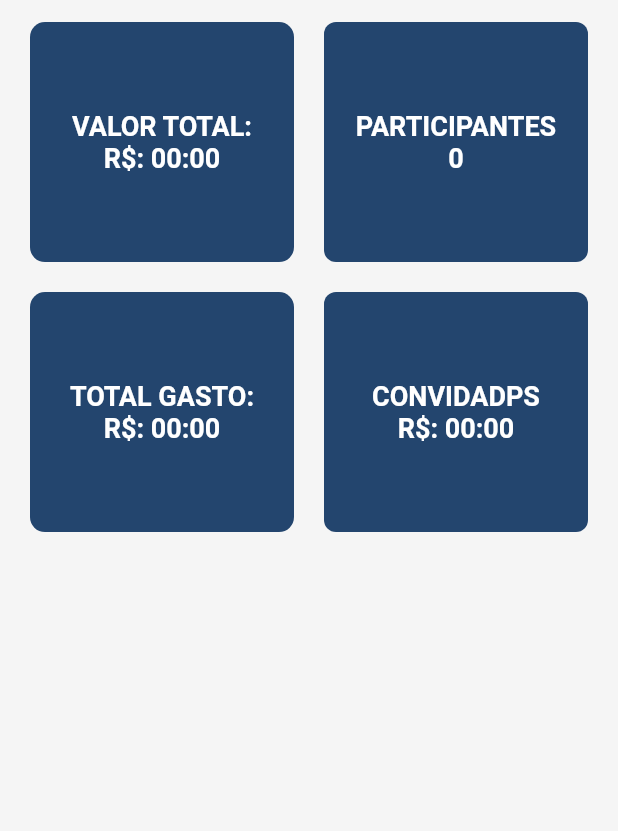
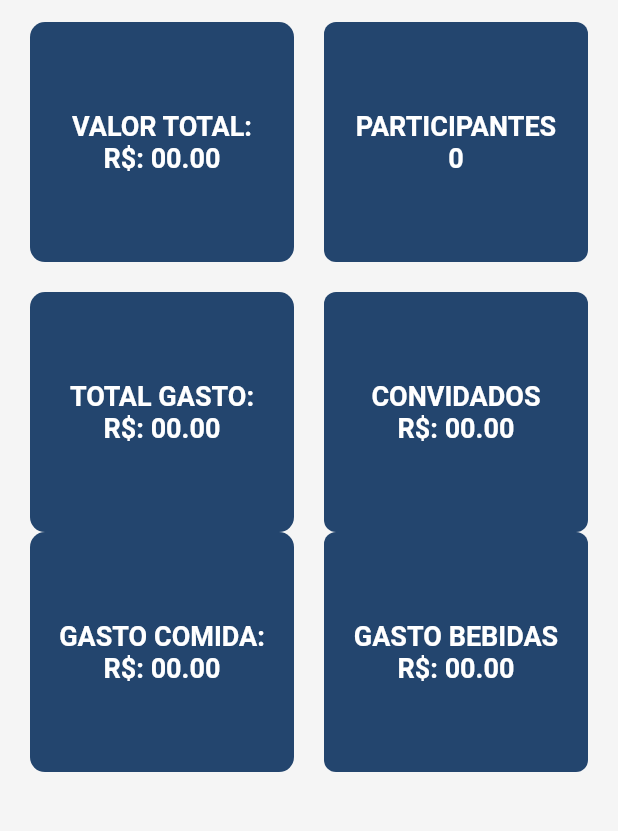
Before and after one commit to marcossantan4/churras_hammer, a Flutter app: the PerfilAdministrador screen opened directly, on a phone screen of 412 x 824 dp, the part 290-1121 px from its top. Run offline on Flutter 3.47's test engine with Material 2 defaults, Android fonts, the phone set to English and light mode, and no system bars; our stand-ins replace cloud_firestore, firebase_auth, fluttertoast, font_awesome_flutter, google_maps_flutter; missing offline and left inert: awesome_loader, splash_screen_view, validadores; accounts and stored records are empty.

Commit message:
PerfilAdm

```diff
--- a/lib/screen/PerfilAdministrador.dart
+++ b/lib/screen/PerfilAdministrador.dart
@@ -104,9 +104,10 @@ class _PerfilAdministradorState extends State<PerfilAdministrador> {
                 child: Image.asset("images/logomarca.png", width: 200,),
 
               ),
-              DadosAdm(nome1: "VALOR TOTAL:", dados1: "R\$: 00:00", nome2: "PARTICIPANTES", dados2: "0",),
+              DadosAdm(nome1: "VALOR TOTAL:", dados1: "R\$: 00.00", nome2: "PARTICIPANTES", dados2: "0",),
               SizedBox(height: 20,),
-              DadosAdm(nome1: "TOTAL GASTO:", dados1: "R\$: 00:00", nome2: "CONVIDADPS", dados2: "R\$: 00:00",)
+              DadosAdm(nome1: "TOTAL GASTO:", dados1: "R\$: 00.00", nome2: "CONVIDADOS", dados2: "R\$: 00.00",),
+              DadosAdm(nome1: "GASTO COMIDA:", dados1: "R\$: 00.00", nome2: "GASTO BEBIDAS", dados2: "R\$: 00.00",)
             ],
           ),
         ),
```
